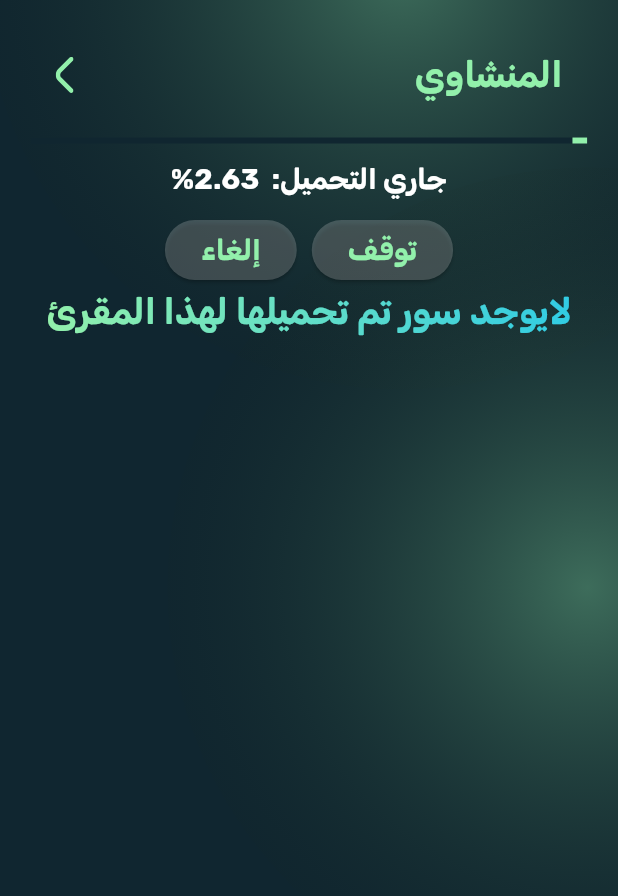
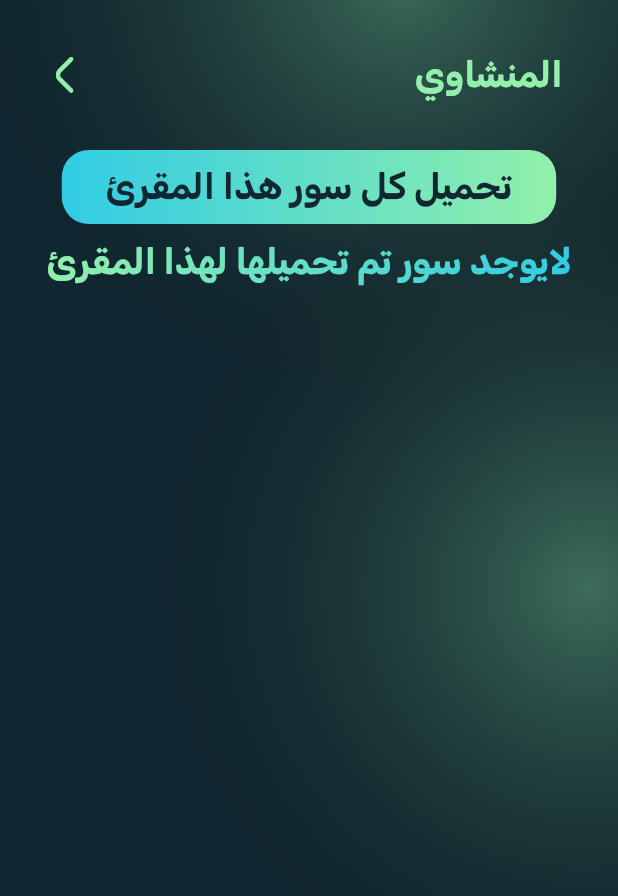
Before and after one commit to M03een/moben, a Flutter app: the ReaderDownloadedSurahsList screen opened by its route, after a tap on "تحميل كل سور هذا المقرئ", on a phone screen of 412 x 824 dp. Shown: the top 896 px of the screen. Run offline on Flutter 3.47's test engine with Material 3 defaults, Android fonts, the phone set to English and light mode, and no system bars; our stand-ins replace animated_flip_counter, camera, dio, flutter_local_notifications, flutter_svg, get and 9 more; missing offline and left inert: flutter_qiblah, mesh; accounts and stored records are empty; network calls fail.

Commit message:
fix downloading conflict between readers improve downloading operation

```diff
--- a/lib/controller/all_download_manager.dart
+++ b/lib/controller/all_download_manager.dart
@@ -17,7 +17,6 @@ class DownloadManager extends GetxController {
 
   var isDownloading = false.obs;
   var isPaused = false.obs;
-  var downloadProgress = 0.0.obs;
   var currentDownloadingSurah = 0.obs;
   var totalSurahs = 114.obs;
   var downloadedSurahs = 0.obs;
@@ -44,43 +43,50 @@ class DownloadManager extends GetxController {
     await flutterLocalNotificationsPlugin.initialize(initializationSettings);
   }
 
+  Future<void> resetDownloads() async {
+    isDownloading.value = false;
+    isPaused.value = false;
+    currentDownloadingSurah.value = 0;
+    downloadedSurahs.value = 0;
 
+    final String readerName = readerController.downloadSelectedReader.value;
+    audioPlaylistController.downloadedSurahsMap[readerName]?.clear();
+    updateNotification();
+  }
 
-  Future<void> downloadAllSurahs() async {
+  Future<void> downloadAllSurahs(String selectedReader) async {
     if (isDownloading.value) return;
 
     isDownloading.value = true;
     isPaused.value = false;
-    downloadProgress.value = 0.0;
-    currentDownloadingSurah.value = 1;
-    downloadedSurahs.value = 0;
     _cancelToken = CancelToken();
 
-    final String readerName = readerController.selectedReader.value;
-    final List<int> downloadedSurahsList = audioPlaylistController.downloadedSurahsMap[readerName] ?? [];
+    final List<int> downloadedSurahsList = audioPlaylistController.downloadedSurahsMap[selectedReader] ?? [];
 
-    for (int i = 1; i <= 114; i++) {
+    downloadedSurahs.value = downloadedSurahsList.length;
+
+    for (int i = 114; i >= 1; i--) {
       if (_cancelToken!.isCancelled) break;
       if (!downloadedSurahsList.contains(i)) {
-        await downloadSurah(i);
+        await downloadSurah(i, selectedReader);
         downloadedSurahs.value++;
+        currentDownloadingSurah.value = 115 - i; // This will show progress from 1 to 114
+        updateNotification();
+        refreshDownloadedSurahsList(selectedReader);
       }
-      currentDownloadingSurah.value = i + 1;
-      downloadProgress.value = i / 114;
-      updateNotification();
     }
 
     isDownloading.value = false;
     showCompletionNotification();
   }
 
-  Future<void> downloadSurah(int surahNumber) async {
+  Future<void> downloadSurah(int surahNumber, String selectedReader) async {
     try {
       Directory appDocDir = await getApplicationDocumentsDirectory();
-      String readerFolder = '${appDocDir.path}/${readerController.selectedReader.value}';
+      String readerFolder = '${appDocDir.path}/$selectedReader';
       await Directory(readerFolder).create(recursive: true);
 
-      String surahUrl = '${HelperFunctions().readerUrl(id: readerController.readerIndex.value)}${surahNumber.toString().padLeft(3, '0')}.mp3';
+      String surahUrl = '${HelperFunctions().readerUrl(id: readerController.downloadReaderIndex.value)}${surahNumber.toString().padLeft(3, '0')}.mp3';
       String savePath = '$readerFolder/${surahNumber.toString().padLeft(3, '0')}.mp3';
 
       await dio.download(
@@ -89,35 +95,35 @@ class DownloadManager extends GetxController {
         cancelToken: _cancelToken,
         onReceiveProgress: (received, total) {
           if (total != -1) {
-            double progress = received / total;
+            // You can add additional progress tracking here if needed
           }
         },
       );
 
-      // Update the downloadedSurahsMap
-      List<int> currentDownloaded = audioPlaylistController.downloadedSurahsMap[readerController.selectedReader.value] ?? [];
+      List<int> currentDownloaded = audioPlaylistController.downloadedSurahsMap[selectedReader] ?? [];
       currentDownloaded.add(surahNumber);
-      audioPlaylistController.downloadedSurahsMap[readerController.selectedReader.value] = currentDownloaded;
+      audioPlaylistController.downloadedSurahsMap[selectedReader] = currentDownloaded;
     } catch (e) {
       if (e is DioException && e.type == DioExceptionType.cancel) {
         print("Download cancelled for surah $surahNumber");
+        showCancelNotification();
       } else {
         print("Download failed for surah $surahNumber: $e");
+        showInterruptionNotification();
       }
+      await resetDownloads();
     }
   }
 
-  void pauseDownload() {
+  void refreshDownloadedSurahsList(String selectedReader) {
+    audioPlaylistController.refreshDownloadedSurahs(readerName: selectedReader);
+  }
+
+  void cancelDownload() {
     if (isDownloading.value && !isPaused.value) {
       _cancelToken?.cancel();
-      isPaused.value = true;
-    }
-  }
-
-  void resumeDownload() {
-    if (isPaused.value) {
-      isPaused.value = false;
-      downloadAllSurahs();
+      isDownloading.value = false;
+      showCancelNotification();
     }
   }
 
@@ -157,4 +163,38 @@ class DownloadManager extends GetxController {
       ),
     );
   }
+
+  void showCancelNotification() {
+    flutterLocalNotificationsPlugin.show(
+      0,
+      'Download Cancelled',
+      'The download has been cancelled',
+      const NotificationDetails(
+        android: AndroidNotificationDetails(
+          'download_channel',
+          'Download Notifications',
+          channelDescription: 'Notifications for surah downloads',
+          importance: Importance.high,
+          priority: Priority.high,
+        ),
+      ),
+    );
+  }
+
+  void showInterruptionNotification() {
+    flutterLocalNotificationsPlugin.show(
+      0,
+      'Download Interrupted',
+      'The download has been interrupted due to an error',
+      const NotificationDetails(
+        android: AndroidNotificationDetails(
+          'download_channel',
+          'Download Notifications',
+          channelDescription: 'Notifications for surah downloads',
+          importance: Importance.high,
+          priority: Priority.high,
+        ),
+      ),
+    );
+  }
 }
--- a/lib/core/utils/app_router.dart
+++ b/lib/core/utils/app_router.dart
@@ -54,7 +54,7 @@ class AppRouter {
           page: () => const NotificationManagerView()),
       GetPage(
         name: cameraViewPath,
-        page: () => CameraView(cameras: cameras),  // Pass the cameras to CameraView
+        page: () => CameraView(cameras: cameras),
       ),
     ];
   }
--- a/lib/view/download_view/widgets/downloaded_surah_player_view.dart
+++ b/lib/view/download_view/widgets/downloaded_surah_player_view.dart
@@ -77,7 +77,7 @@ class DownloadedAudioPlayingView extends StatelessWidget {
                     ])),
                     child: Obx(() {
                       return Text(
-                        'controller.downloadedSurahName.value',
+                        controller.downloadedSurahName.value,
                         style: AppStyles.quranTextStyle30.copyWith(
                           color: AppColors.primaryColor,
                         ),
--- a/lib/view/download_view/widgets/downloaded_surah_view_body.dart
+++ b/lib/view/download_view/widgets/downloaded_surah_view_body.dart
@@ -1,5 +1,6 @@
 import 'package:flutter/material.dart';
 import 'package:get/get.dart';
+import 'package:moben/controller/all_download_manager.dart';
 import 'package:moben/controller/audio_palylist_controller.dart';
 import 'package:moben/core/utils/app_router.dart';
 import 'package:moben/core/utils/widgets/glass_container.dart';
@@ -17,6 +18,7 @@ class DownloadedSurahViewBody extends StatelessWidget {
 
   final ReaderController readerController = Get.put(ReaderController());
   final AudioPlaylistController audioPlaylistController = Get.put(AudioPlaylistController());
+  final DownloadManager downloadManagerController = Get.put(DownloadManager());
 
   @override
   Widget build(BuildContext context) {
@@ -42,6 +44,7 @@ class DownloadedSurahViewBody extends StatelessWidget {
                 child: SvgIconButton(
                   onTap: () {
                     Get.back();
+                    downloadManagerController.resetDownloads();
                   },
                   icon: 'left_arrow.svg',
                   color: AppColors.accentColor,
--- a/lib/view/download_view/widgets/reader_downloaded_surahs_list.dart
+++ b/lib/view/download_view/widgets/reader_downloaded_surahs_list.dart
@@ -36,8 +36,7 @@ class ReaderDownloadedSurahsList extends StatelessWidget {
           children: [
             (screenHeight(context) * 0.04).sh,
             Padding(
-              padding:
-                  EdgeInsets.symmetric(horizontal: screenWidth(context) * 0.04),
+              padding: EdgeInsets.symmetric(horizontal: screenWidth(context) * 0.04),
               child: Row(
                 children: [
                   Text(
@@ -58,60 +57,39 @@ class ReaderDownloadedSurahsList extends StatelessWidget {
               ),
             ),
             (screenHeight(context) * 0.03).sh,
+
             Obx(() {
               if (downloadManager.isDownloading.value) {
                 return Column(
                   children: [
                     LinearProgressIndicator(
-                      value: downloadManager.downloadProgress.value,
+                      value: downloadManager.currentDownloadingSurah.value / downloadManager.totalSurahs.value,
                       backgroundColor: AppColors.primaryColor,
                       valueColor: const AlwaysStoppedAnimation<Color>(
                           AppColors.secAccentColor),
                     ),
                     const SizedBox(height: 10),
                     Text(
-                      'جاري التحميل:  ${(downloadManager.downloadProgress.value * 100).toStringAsFixed(2)}%',
+                      'جاري التحميل: سورة ${downloadManager.currentDownloadingSurah.value} من ${downloadManager.totalSurahs.value}',
                       style: AppStyles.textStyle19,
                     ),
                     const SizedBox(height: 10),
-                    Row(
-                      mainAxisAlignment: MainAxisAlignment.center,
-                      children: [
                     ElevatedButton(
-                          style: ButtonStyle(
-                              backgroundColor: WidgetStatePropertyAll(
-                                  AppColors.whiteColor.withOpacity(0.2))),
-                          onPressed: downloadManager.isPaused.value
-                              ? downloadManager.resumeDownload
-                              : downloadManager.pauseDownload,
-                          child: Text(
-                            downloadManager.isPaused.value ? 'إستكمال' : 'توقف',
-                            style: AppStyles.textStyle19
-                                .copyWith(color: AppColors.secAccentColor),
+                      onPressed: () {
+                        downloadManager.cancelDownload();
+                      },
+                      style: ElevatedButton.styleFrom(
+                        backgroundColor: AppColors.secAccentColor,
+
                       ),
-                        ),
-                        const SizedBox(width: 10),
-                        ElevatedButton(
-                          style: ButtonStyle(
-                            backgroundColor: WidgetStatePropertyAll(
-                              AppColors.whiteColor.withOpacity(0.2),
-                            ),
-                          ),
-                          onPressed: () {
-                            // Add logic to cancel the download
-                          },
-                          child: Text('إلغاء',
-                              style: AppStyles.textStyle19
-                                  .copyWith(color: AppColors.secAccentColor)),
-                        ),
-                      ],
+                      child:   Text('إلغاء التحميل', style: AppStyles.textStyle19.copyWith(color: AppColors.primaryColor)),
                     ),
                   ],
                 );
               } else {
                 return InkWell(
                   onTap: () {
-                    downloadManager.downloadAllSurahs();
+                    downloadManager.downloadAllSurahs(readerController.downloadSelectedReader.value);
                   },
                   child: Container(
                     alignment: Alignment.center,
@@ -140,9 +118,10 @@ class ReaderDownloadedSurahsList extends StatelessWidget {
                 );
               }
             }),
+
             Obx(() {
-              return controller.downloadedSurahs.isEmpty
-                  ? const Center(
+              if (controller.downloadedSurahs.isEmpty) {
+                return const Center(
                   child: GradientText(
                     text: 'لايوجد سور تم تحميلها لهذا المقرئ',
                     gradient: LinearGradient(
@@ -153,8 +132,9 @@ class ReaderDownloadedSurahsList extends StatelessWidget {
                     ),
                     style: AppStyles.textStyle24,
                   ),
-                    )
-                  : Expanded(
+                );
+              } else {
+                return Expanded(
                   child: ListView.builder(
                     itemCount: controller.downloadedSurahs.length,
                     itemBuilder: (context, index) {
@@ -176,8 +156,6 @@ class ReaderDownloadedSurahsList extends StatelessWidget {
                             ),
                             IconButton(
                               onPressed: () {
-                                    print('================surahFile.path');
-                                    print(surahFile.path);
                                 controller.playDownloaded(index);
                                 Get.to(() => DownloadedAudioPlayingView());
                               },
@@ -192,6 +170,7 @@ class ReaderDownloadedSurahsList extends StatelessWidget {
                     },
                   ),
                 );
+              }
             }),
           ],
         ),
```
Lines whose indentation alone changed are shown as unchanged.
